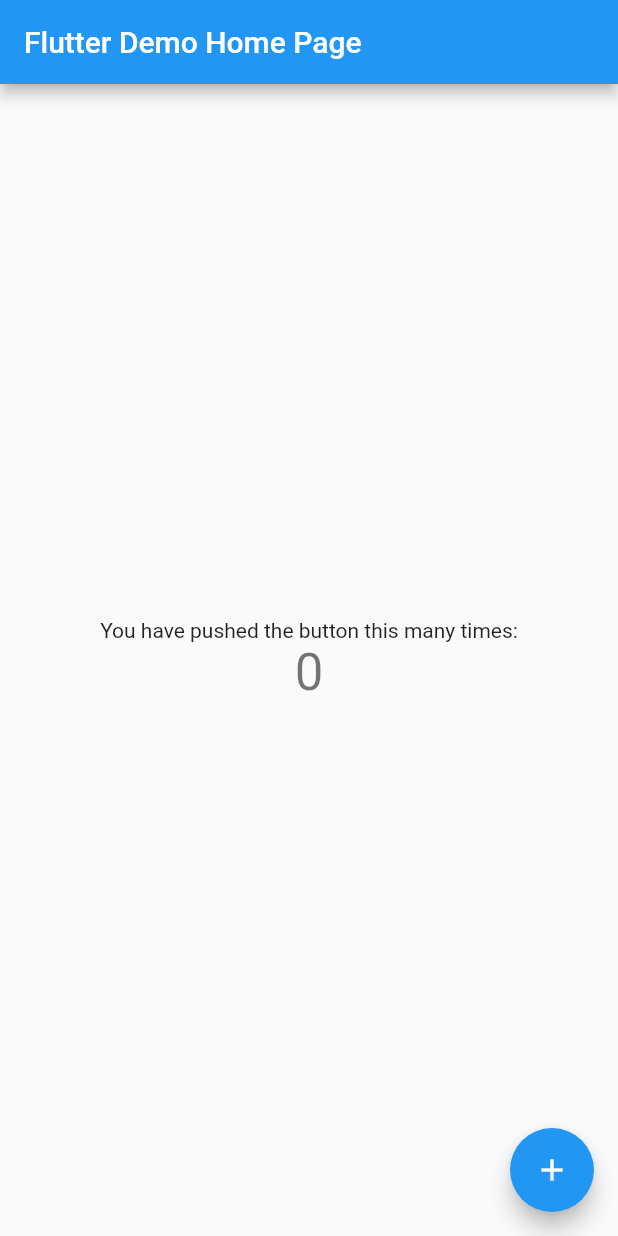
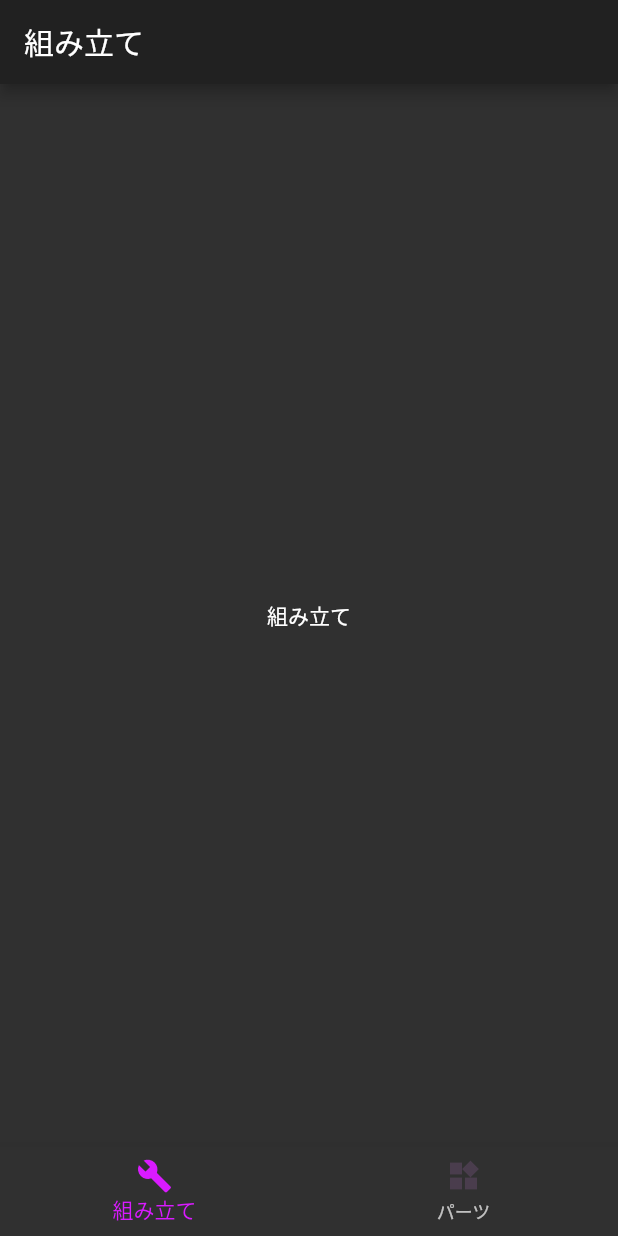
Before and after one commit to SHiNSRM/pc_build_app, a Flutter app: the screen it shows after launch, on a phone screen of 412 x 824 dp. Run offline on Flutter 3.47's test engine with Material 2 defaults, Android fonts, the phone set to English and light mode, and no system bars; Roboto replaces fonts that are missing (SoukouMincho).

Commit message:
フッターとパーツページの雛型

```diff
--- a/lib/main.dart
+++ b/lib/main.dart
@@ -1,117 +1,19 @@
 import 'package:flutter/material.dart';
+import 'root.dart';
 
-void main() {
-  runApp(MyApp());
-}
+void main() => runApp(App());
 
-class MyApp extends StatelessWidget {
-  // This widget is the root of your application.
+class App extends StatelessWidget {
   @override
   Widget build(BuildContext context) {
     return MaterialApp(
       title: 'Flutter Demo',
+      debugShowCheckedModeBanner: false,
       theme: ThemeData(
-        // This is the theme of your application.
-        //
-        // Try running your application with "flutter run". You'll see the
-        // application has a blue toolbar. Then, without quitting the app, try
-        // changing the primarySwatch below to Colors.green and then invoke
-        // "hot reload" (press "r" in the console where you ran "flutter run",
-        // or simply save your changes to "hot reload" in a Flutter IDE).
-        // Notice that the counter didn't reset back to zero; the application
-        // is not restarted.
-        primarySwatch: Colors.blue,
-        // This makes the visual density adapt to the platform that you run
-        // the app on. For desktop platforms, the controls will be smaller and
-        // closer together (more dense) than on mobile platforms.
-        visualDensity: VisualDensity.adaptivePlatformDensity,
+        brightness: Brightness.dark,
+        fontFamily: 'SoukouMincho',
       ),
-      home: MyHomePage(title: 'Flutter Demo Home Page'),
+      home: RootWidget(),
     );
   }
 }
-
-class MyHomePage extends StatefulWidget {
-  MyHomePage({Key key, this.title}) : super(key: key);
-
-  // This widget is the home page of your application. It is stateful, meaning
-  // that it has a State object (defined below) that contains fields that affect
-  // how it looks.
-
-  // This class is the configuration for the state. It holds the values (in this
-  // case the title) provided by the parent (in this case the App widget) and
-  // used by the build method of the State. Fields in a Widget subclass are
-  // always marked "final".
-
-  final String title;
-
-  @override
-  _MyHomePageState createState() => _MyHomePageState();
-}
-
-class _MyHomePageState extends State<MyHomePage> {
-  int _counter = 0;
-
-  void _incrementCounter() {
-    setState(() {
-      // This call to setState tells the Flutter framework that something has
-      // changed in this State, which causes it to rerun the build method below
-      // so that the display can reflect the updated values. If we changed
-      // _counter without calling setState(), then the build method would not be
-      // called again, and so nothing would appear to happen.
-      _counter++;
-    });
-  }
-
-  @override
-  Widget build(BuildContext context) {
-    // This method is rerun every time setState is called, for instance as done
-    // by the _incrementCounter method above.
-    //
-    // The Flutter framework has been optimized to make rerunning build methods
-    // fast, so that you can just rebuild anything that needs updating rather
-    // than having to individually change instances of widgets.
-    return Scaffold(
-      appBar: AppBar(
-        // Here we take the value from the MyHomePage object that was created by
-        // the App.build method, and use it to set our appbar title.
-        title: Text(widget.title),
-      ),
-      body: Center(
-        // Center is a layout widget. It takes a single child and positions it
-        // in the middle of the parent.
-        child: Column(
-          // Column is also a layout widget. It takes a list of children and
-          // arranges them vertically. By default, it sizes itself to fit its
-          // children horizontally, and tries to be as tall as its parent.
-          //
-          // Invoke "debug painting" (press "p" in the console, choose the
-          // "Toggle Debug Paint" action from the Flutter Inspector in Android
-          // Studio, or the "Toggle Debug Paint" command in Visual Studio Code)
-          // to see the wireframe for each widget.
-          //
-          // Column has various properties to control how it sizes itself and
-          // how it positions its children. Here we use mainAxisAlignment to
-          // center the children vertically; the main axis here is the vertical
-          // axis because Columns are vertical (the cross axis would be
-          // horizontal).
-          mainAxisAlignment: MainAxisAlignment.center,
-          children: <Widget>[
-            Text(
-              'You have pushed the button this many times:',
-            ),
-            Text(
-              '$_counter',
-              style: Theme.of(context).textTheme.headline4,
-            ),
-          ],
-        ),
-      ),
-      floatingActionButton: FloatingActionButton(
-        onPressed: _incrementCounter,
-        tooltip: 'Increment',
-        child: Icon(Icons.add),
-      ), // This trailing comma makes auto-formatting nicer for build methods.
-    );
-  }
-}
--- /dev/null
+++ b/lib/parts/case_fan_parts.dart
@@ -0,0 +1,13 @@
+import 'package:flutter/material.dart';
+
+class PartsCaseFan extends StatelessWidget {
+  @override
+  Widget build(BuildContext context) {
+    return Scaffold(
+      appBar: AppBar(
+        title: const Text('ケースファン'),
+      ),
+      body: const Center(child: Text('ケースファン')),
+    );
+  }
+}
--- /dev/null
+++ b/lib/parts/case_parts.dart
@@ -0,0 +1,13 @@
+import 'package:flutter/material.dart';
+
+class PartsCase extends StatelessWidget {
+  @override
+  Widget build(BuildContext context) {
+    return Scaffold(
+      appBar: AppBar(
+        title: const Text('ケース'),
+      ),
+      body: const Center(child: Text('ケース')),
+    );
+  }
+}
--- /dev/null
+++ b/lib/parts/cpu_cooler_parts.dart
@@ -0,0 +1,13 @@
+import 'package:flutter/material.dart';
+
+class PartsCPUCooler extends StatelessWidget {
+  @override
+  Widget build(BuildContext context) {
+    return Scaffold(
+      appBar: AppBar(
+        title: const Text('CPUクーラー'),
+      ),
+      body: const Center(child: Text('CPUクーラー')),
+    );
+  }
+}
--- /dev/null
+++ b/lib/parts/motherboard_parts.dart
@@ -0,0 +1,13 @@
+import 'package:flutter/material.dart';
+
+class PartsMotherboard extends StatelessWidget {
+  @override
+  Widget build(BuildContext context) {
+    return Scaffold(
+      appBar: AppBar(
+        title: const Text('マザーボード'),
+      ),
+      body: const Center(child: Text('マザーボード')),
+    );
+  }
+}
--- /dev/null
+++ b/lib/parts/storage_parts.dart
@@ -0,0 +1,13 @@
+import 'package:flutter/material.dart';
+
+class PartsStorage extends StatelessWidget {
+  @override
+  Widget build(BuildContext context) {
+    return Scaffold(
+      appBar: AppBar(
+        title: const Text('ストレージ'),
+      ),
+      body: const Center(child: Text('ストレージ')),
+    );
+  }
+}
--- /dev/null
+++ b/lib/root.dart
@@ -0,0 +1,80 @@
+import 'package:flutter/material.dart';
+
+// == 作成したWidget をインポート ==================
+import 'routes/build_route.dart';
+import 'routes/parts_route.dart';
+// =============================================
+
+class RootWidget extends StatefulWidget {
+  RootWidget({Key key}) : super(key: key);
+
+  @override
+  _RootWidgetState createState() => _RootWidgetState();
+}
+
+class _RootWidgetState extends State<RootWidget> {
+  int _selectedIndex = 0;
+  final _bottomNavigationBarItems = <BottomNavigationBarItem>[];
+
+  static const _footerIcons = [Icons.build, Icons.widgets, Icons.home];
+
+  static const _footerItemNames = [
+    '組み立て',
+    'パーツ',
+  ];
+
+  final _routes = [Build(), Parts()];
+
+  @override
+  void initState() {
+    super.initState();
+    _bottomNavigationBarItems.add(_updateActiveState(0));
+    for (var i = 1; i < _footerItemNames.length; i++) {
+      _bottomNavigationBarItems.add(_updateDeactiveState(i));
+    }
+  }
+
+  /// インデックスのアイテムをアクティベートする
+  BottomNavigationBarItem _updateActiveState(int index) {
+    return BottomNavigationBarItem(
+      icon: Icon(
+        _footerIcons[index],
+        color: const Color(0xffd91aff),
+      ),
+      label: _footerItemNames[index],
+    );
+  }
+
+  BottomNavigationBarItem _updateDeactiveState(int index) {
+    return BottomNavigationBarItem(
+      icon: Icon(
+        _footerIcons[index],
+        color: const Color(0xff4a3d4d),
+      ),
+      label: _footerItemNames[index],
+    );
+  }
+
+  void _onItemTapped(int index) {
+    setState(() {
+      _bottomNavigationBarItems[_selectedIndex] =
+          _updateDeactiveState(_selectedIndex);
+      _bottomNavigationBarItems[index] = _updateActiveState(index);
+      _selectedIndex = index;
+    });
+  }
+
+  @override
+  Widget build(BuildContext context) {
+    return Scaffold(
+      body: _routes.elementAt(_selectedIndex),
+      bottomNavigationBar: BottomNavigationBar(
+        type: BottomNavigationBarType.fixed, // これを書かないと3つまでしか表示されない
+        items: _bottomNavigationBarItems,
+        currentIndex: _selectedIndex,
+        onTap: _onItemTapped,
+        fixedColor: const Color(0xffd91aff)
+      ),
+    );
+  }
+}
--- /dev/null
+++ b/lib/routes/build_route.dart
@@ -0,0 +1,13 @@
+import 'package:flutter/material.dart';
+
+class Build extends StatelessWidget {
+  @override
+  Widget build(BuildContext context) {
+    return Scaffold(
+      appBar: AppBar(
+        title: const Text('組み立て'),
+      ),
+      body: const Center(child: Text('組み立て')),
+    );
+  }
+}
```
Also changed, not shown: lib/parts/cpu_parts.dart (added, +13 -0 lines), lib/parts/gpu_parts.dart (added, +13 -0 lines), lib/parts/memory_parts.dart (added, +13 -0 lines), lib/parts/power_supply_parts.dart (added, +13 -0 lines), lib/routes/parts_route.dart (added, +128 -0 lines), lib/routes/test_route.dart (added, +13 -0 lines), pubspec.yaml (+6 -12 lines), pubspec.lock, 3 other files.
